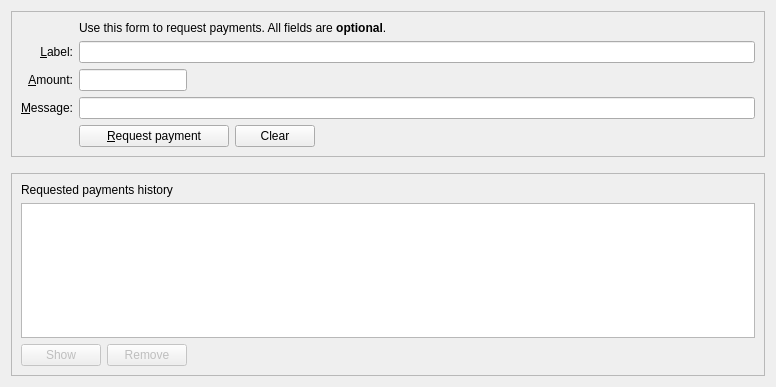
Above: src/qt/forms/receivecoinsdialog.ui from ckti-gitian-ion/ion before the change. Below: the same form after it.
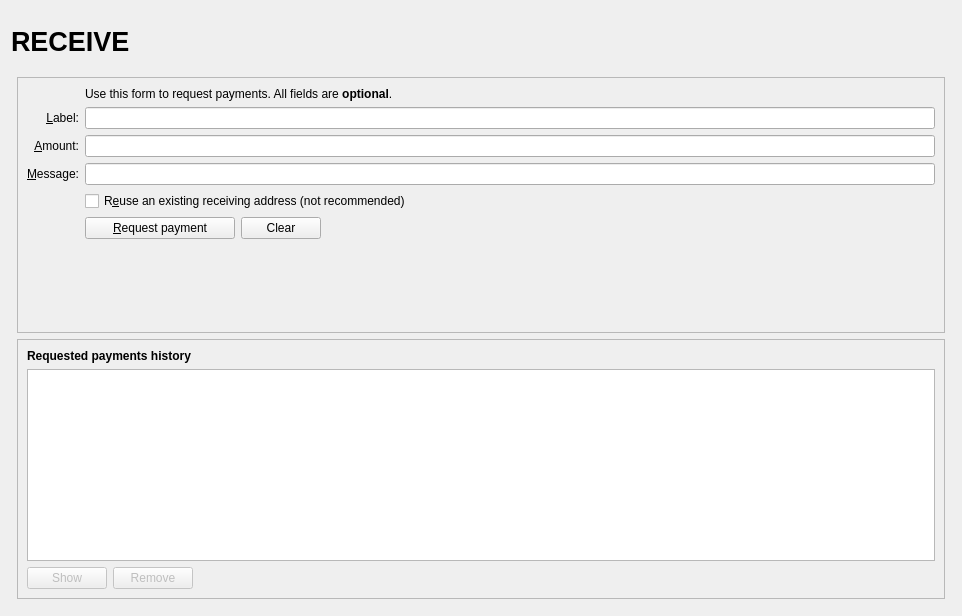
That is the form after the change. Icons and pictures are not drawn. Custom widgets are drawn as their Qt base class.

The edit to the form file:
```diff
--- a/src/qt/forms/receivecoinsdialog.ui
+++ b/src/qt/forms/receivecoinsdialog.ui
@@ -6,11 +6,119 @@
    <rect>
     <x>0</x>
     <y>0</y>
-    <width>776</width>
-    <height>387</height>
+    <width>962</width>
+    <height>616</height>
    </rect>
   </property>
-  <layout class="QVBoxLayout" name="verticalLayout" stretch="0,0,1">
+  <layout class="QVBoxLayout" name="verticalLayout" stretch="0">
+   <item>
+    <layout class="QVBoxLayout" name="verticalLayout_Master" stretch="0,1">
+     <property name="spacing">
+      <number>0</number>
+     </property>
+     <item>
+      <widget class="QFrame" name="frame_Header">
+       <layout class="QVBoxLayout" name="verticalLayout_8">
+        <property name="leftMargin">
+         <number>0</number>
+        </property>
+        <property name="topMargin">
+         <number>0</number>
+        </property>
+        <property name="rightMargin">
+         <number>0</number>
+        </property>
+        <property name="bottomMargin">
+         <number>0</number>
+        </property>
+        <item>
+         <layout class="QHBoxLayout" name="horizontalLayout_Header" stretch="1,0,1">
+          <item>
+           <widget class="QLabel" name="labelOverviewHeaderLeft">
+            <property name="minimumSize">
+             <size>
+              <width>464</width>
+              <height>60</height>
+             </size>
+            </property>
+            <property name="maximumSize">
+             <size>
+              <width>16777215</width>
+              <height>60</height>
+             </size>
+            </property>
+            <property name="font">
+             <font>
+              <pointsize>20</pointsize>
+              <weight>75</weight>
+              <bold>true</bold>
+             </font>
+            </property>
+            <property name="text">
+             <string>RECEIVE</string>
+            </property>
+           </widget>
+          </item>
+          <item>
+           <spacer name="horizontalSpacer_3">
+            <property name="orientation">
+             <enum>Qt::Horizontal</enum>
+            </property>
+            <property name="sizeHint" stdset="0">
+             <size>
+              <width>40</width>
+              <height>20</height>
+             </size>
+            </property>
+           </spacer>
+          </item>
+          <item>
+           <widget class="QLabel" name="labelOverviewHeaderRight">
+            <property name="minimumSize">
+             <size>
+              <width>464</width>
+              <height>60</height>
+             </size>
+            </property>
+            <property name="maximumSize">
+             <size>
+              <width>16777215</width>
+              <height>60</height>
+             </size>
+            </property>
+            <property name="font">
+             <font>
+              <pointsize>14</pointsize>
+             </font>
+            </property>
+            <property name="text">
+             <string/>
+            </property>
+            <property name="alignment">
+             <set>Qt::AlignRight|Qt::AlignTrailing|Qt::AlignVCenter</set>
+            </property>
+           </widget>
+          </item>
+         </layout>
+        </item>
+       </layout>
+      </widget>
+     </item>
+     <item>
+      <widget class="QFrame" name="frame_BG">
+       <layout class="QVBoxLayout" name="verticalLayout_5">
+        <property name="leftMargin">
+         <number>6</number>
+        </property>
+        <property name="topMargin">
+         <number>6</number>
+        </property>
+        <property name="rightMargin">
+         <number>6</number>
+        </property>
+        <property name="bottomMargin">
+         <number>6</number>
+        </property>
    <item>
     <widget class="QFrame" name="frame2">
      <property name="sizePolicy">
@@ -28,6 +136,23 @@
      <layout class="QVBoxLayout" name="verticalLayout_3">
       <item>
        <layout class="QGridLayout" name="gridLayout">
+             <item row="7" column="2">
+              <widget class="QCheckBox" name="reuseAddress">
+               <property name="toolTip">
+                <string>Reuse one of the previously used receiving addresses.&lt;br&gt;Reusing addresses has security and privacy issues.&lt;br&gt;Do not use this unless re-generating a payment request made before.</string>
+               </property>
+               <property name="text">
+                <string>R&amp;euse an existing receiving address (not recommended)</string>
+               </property>
+              </widget>
+             </item>
+             <item row="7" column="0">
+              <widget class="QLabel" name="label_4">
+               <property name="text">
+                <string/>
+               </property>
+              </widget>
+             </item>
         <item row="6" column="0">
          <widget class="QLabel" name="label_3">
           <property name="toolTip">
@@ -97,7 +222,27 @@
           </property>
          </widget>
         </item>
-        <item row="7" column="2">
+             <item row="5" column="2">
+              <widget class="BitcoinAmountField" name="reqAmount">
+               <property name="minimumSize">
+                <size>
+                 <width>80</width>
+                 <height>0</height>
+                </size>
+               </property>
+               <property name="toolTip">
+                <string>An optional amount to request. Leave this empty or zero to not request a specific amount.</string>
+               </property>
+              </widget>
+             </item>
+             <item row="8" column="0">
+              <widget class="QLabel" name="label_7">
+               <property name="text">
+                <string/>
+               </property>
+              </widget>
+             </item>
+             <item row="8" column="2">
          <layout class="QHBoxLayout" name="horizontalLayout">
           <item>
            <widget class="QPushButton" name="receiveButton">
@@ -146,60 +291,23 @@
           </item>
          </layout>
         </item>
-        <item row="7" column="0">
-         <widget class="QLabel" name="label_7">
-          <property name="text">
-           <string/>
-          </property>
-         </widget>
-        </item>
-        <item row="5" column="2">
-         <layout class="QHBoxLayout" name="horizontalLayout_4" stretch="0,1">
-          <property name="spacing">
-           <number>0</number>
-          </property>
-          <property name="topMargin">
-           <number>0</number>
-          </property>
-          <item>
-           <widget class="BitcoinAmountField" name="reqAmount">
-            <property name="toolTip">
-             <string>An optional amount to request. Leave this empty or zero to not request a specific amount.</string>
-            </property>
-           </widget>
-          </item>
-          <item>
-           <spacer name="horizontalSpacer_3">
-            <property name="orientation">
-             <enum>Qt::Horizontal</enum>
-            </property>
-            <property name="sizeHint" stdset="0">
-             <size>
-              <width>40</width>
-              <height>20</height>
-             </size>
-            </property>
-           </spacer>
-          </item>
-         </layout>
-        </item>
-       </layout>
-      </item>
-     </layout>
-    </widget>
-   </item>
-   <item>
-    <spacer name="verticalSpacer_2">
+             <item row="9" column="2">
+              <spacer name="verticalSpacer">
      <property name="orientation">
       <enum>Qt::Vertical</enum>
      </property>
      <property name="sizeHint" stdset="0">
       <size>
        <width>20</width>
-       <height>10</height>
+                 <height>40</height>
       </size>
      </property>
     </spacer>
+             </item>
+            </layout>
+           </item>
+          </layout>
+         </widget>
    </item>
    <item>
     <widget class="QFrame" name="frame">
@@ -218,6 +326,12 @@
      <layout class="QVBoxLayout" name="verticalLayout_2">
       <item>
        <widget class="QLabel" name="label_6">
+             <property name="font">
+              <font>
+               <weight>75</weight>
+               <bold>true</bold>
+              </font>
+             </property>
         <property name="text">
          <string>Requested payments history</string>
         </property>
@@ -225,6 +339,43 @@
       </item>
       <item>
        <widget class="QTableView" name="recentRequestsView">
+             <property name="palette">
+              <palette>
+               <active>
+                <colorrole role="Text">
+                 <brush brushstyle="SolidPattern">
+                  <color alpha="255">
+                   <red>51</red>
+                   <green>51</green>
+                   <blue>51</blue>
+                  </color>
+                 </brush>
+                </colorrole>
+               </active>
+               <inactive>
+                <colorrole role="Text">
+                 <brush brushstyle="SolidPattern">
+                  <color alpha="255">
+                   <red>51</red>
+                   <green>51</green>
+                   <blue>51</blue>
+                  </color>
+                 </brush>
+                </colorrole>
+               </inactive>
+               <disabled>
+                <colorrole role="Text">
+                 <brush brushstyle="SolidPattern">
+                  <color alpha="255">
+                   <red>85</red>
+                   <green>85</green>
+                   <blue>85</blue>
+                  </color>
+                 </brush>
+                </colorrole>
+               </disabled>
+              </palette>
+             </property>
         <property name="contextMenuPolicy">
          <enum>Qt::CustomContextMenu</enum>
         </property>
@@ -290,6 +441,11 @@
    </item>
   </layout>
  </widget>
+     </item>
+    </layout>
+   </item>
+  </layout>
+ </widget>
  <customwidgets>
   <customwidget>
    <class>BitcoinAmountField</class>
```
Left out of the diff: 23 changed lines with no effect on the pictures. Lines whose indentation alone changed are shown as unchanged.
